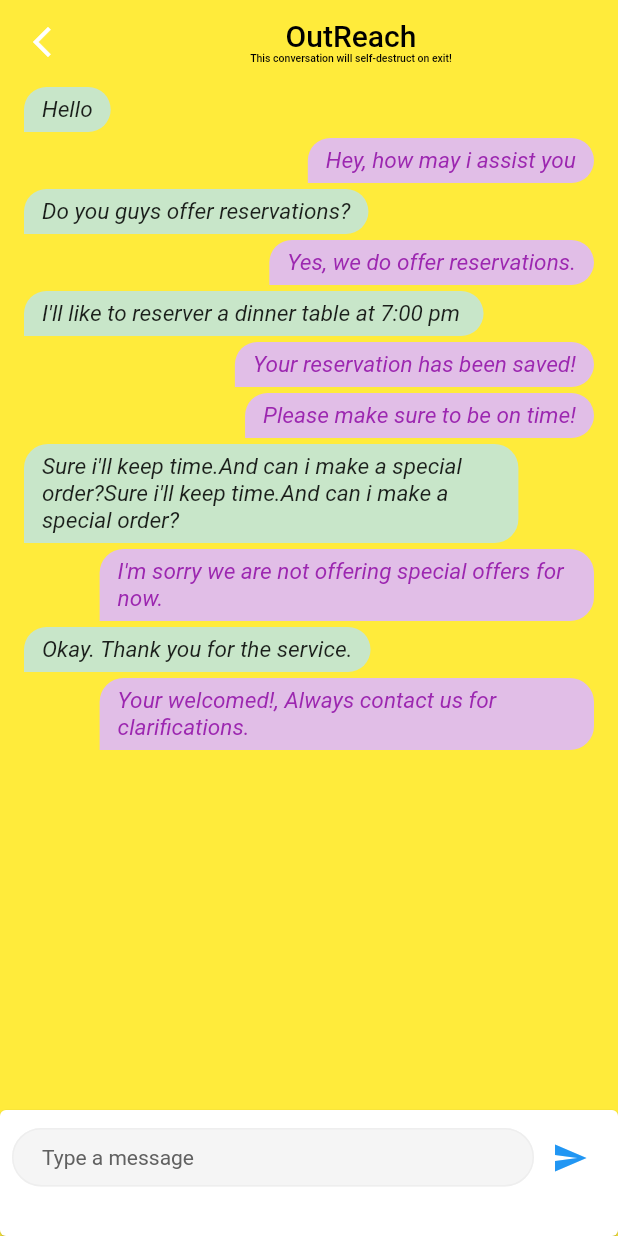
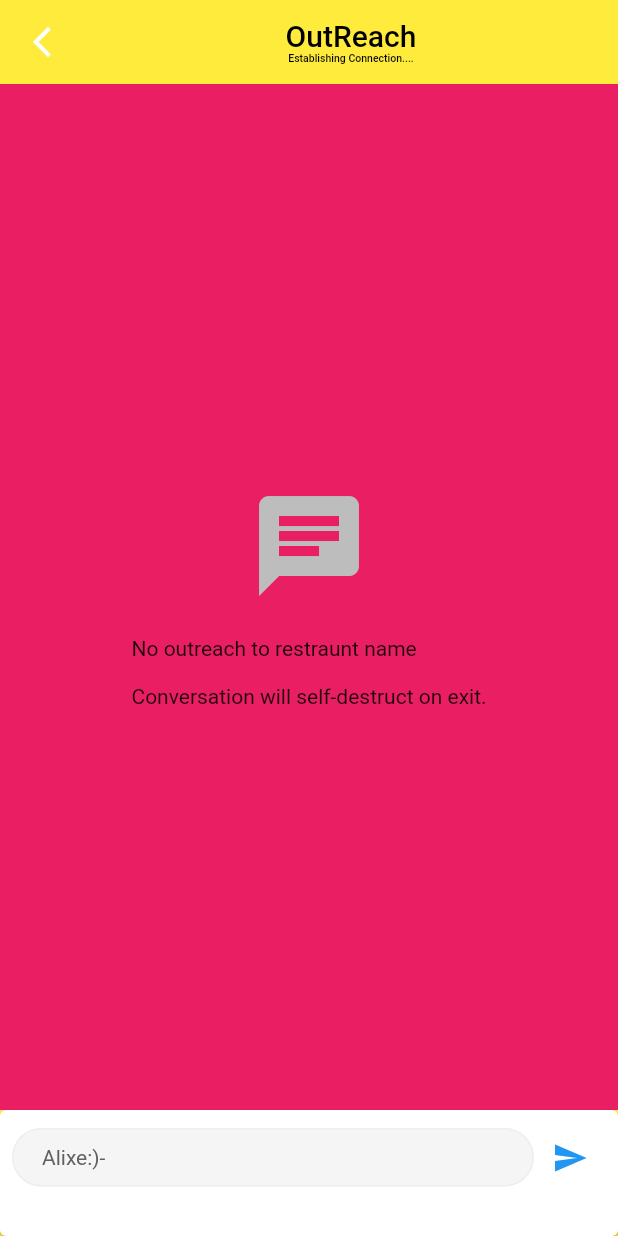
Before and after one commit to Armsy3-26/chat, a Flutter app: the ChatPage screen opened directly, after a tap on the "send" icon, on a phone screen of 412 x 824 dp. Run offline on Flutter 3.47's test engine with Material 2 defaults, Android fonts, the phone set to English and light mode, and no system bars; our stand-ins replace chat_bubbles, socket_io_client; network calls fail.

Commit message:
chat modifiction

```diff
--- a/lib/chat.dart
+++ b/lib/chat.dart
@@ -1,3 +1,5 @@
+import 'dart:async';
+
 import 'package:chat/mainScreen.dart';
 import 'package:chat_bubbles/chat_bubbles.dart';
 import 'package:flutter/material.dart';
@@ -11,17 +13,33 @@ class ChatPage extends StatefulWidget {
 }
 
 class _ChatPageState extends State<ChatPage> {
-  final _formKey = GlobalKey<FormState>();
+  final _textController = TextEditingController();
+
+  String status = "Establishing Connection....";
+
+  late String errors;
 
   late IO.Socket socket;
-  sendMessage() {
-    socket.emit('message', {'message': "Hola Armsy", 'Sender': 'Armsy326'});
+  sendMessage(msg) {
+    socket.emit('message', {'message': msg, 'Sender': 'Armsy326'});
   }
 
   socketConnection() {
-    socket.onConnect((data) => print("Connected + $data"));
-    socket.onDisconnect((data) => print("Disconnected + $data"));
-    socket.onConnectError((data) => print('Erro:  + $data'));
+    socket.onConnect((data) {
+      status = "Connected to Server";
+      setState(() {});
+    });
+    socket.onDisconnect((data) {
+      status = "Disconnected from Server";
+      setState(() {});
+    });
+    socket.onConnectError((data) {
+      errors = data;
+    });
+    socket.on('message', (data) {
+      chat.add({"message": data, "id": 2});
+      setState(() {});
+    });
   }
 
   @override
@@ -35,31 +53,7 @@ class _ChatPageState extends State<ChatPage> {
     socketConnection();
   }
 
-  final _textController = TextEditingController();
-
-  List chat = [
-    {"message": "Hello", "id": 1},
-    {"message": "Hey, how may i assist you", "id": 2},
-    {"message": "Do you guys offer reservations?", "id": 1},
-    {"message": "Yes, we do offer reservations.", "id": 2},
-    {"message": "I'll like to reserver a dinner table at 7:00 pm ", "id": 1},
-    {"message": "Your reservation has been saved!", "id": 2},
-    {"message": "Please make sure to be on time!", "id": 2},
-    {
-      "message":
-          "Sure i'll keep time.And can i make a special order?Sure i'll keep time.And can i make a special order?",
-      "id": 1
-    },
-    {
-      "message": "I'm sorry we are not offering special offers for now.",
-      "id": 2
-    },
-    {"message": "Okay. Thank you for the service.", "id": 1},
-    {
-      "message": "Your welcomed!, Always contact us for clarifications.",
-      "id": 2
-    },
-  ];
+  List chat = [];
 
   @override
   Widget build(BuildContext context) {
@@ -70,12 +64,12 @@ class _ChatPageState extends State<ChatPage> {
         elevation: 0,
         backgroundColor: Colors.yellow,
         title: Column(
-          children: const [
-            Text("OutReach", style: TextStyle(color: Colors.black)),
+          children: [
+            const Text("OutReach", style: TextStyle(color: Colors.black)),
             Align(
               alignment: Alignment.center,
-              child: Text("This conversation will self-destruct on exit!",
-                  style: TextStyle(fontSize: 7, color: Colors.black)),
+              child: Text(status,
+                  style: const TextStyle(fontSize: 7, color: Colors.black)),
             ),
           ],
         ),
@@ -110,7 +104,7 @@ class _ChatPageState extends State<ChatPage> {
                                 height: 20,
                               ),
                               const Text(
-                                'No outreach to restraunt name',
+                                'No outreach to restraunt name\n\nConversation will self-destruct on exit.',
                               ),
                             ],
                           ),
@@ -186,7 +180,7 @@ class _ChatPageState extends State<ChatPage> {
                                           hintStyle: TextStyle(
                                               fontSize: 14,
                                               color: Colors.grey.shade700),
-                                          hintText: 'Type a message',
+                                          hintText: 'Alixe:)-',
                                           border: InputBorder.none,
                                           filled: true,
                                           fillColor: Colors.grey.shade100,
@@ -218,9 +212,16 @@ class _ChatPageState extends State<ChatPage> {
                                 color: Colors.blue,
                               ),
                               onPressed: () {
-                                sendMessage();
-                                _textController.clear();
-                                setState(() {});
+                                if (_textController.text.isNotEmpty) {
+                                  chat.add({
+                                    'message': _textController.text,
+                                    'id': 1
+                                  });
+                                  setState(() {});
+                                  sendMessage(_textController.text);
+                                  _textController.clear();
+                                  setState(() {});
+                                }
                               },
                             ),
                           ],
```
